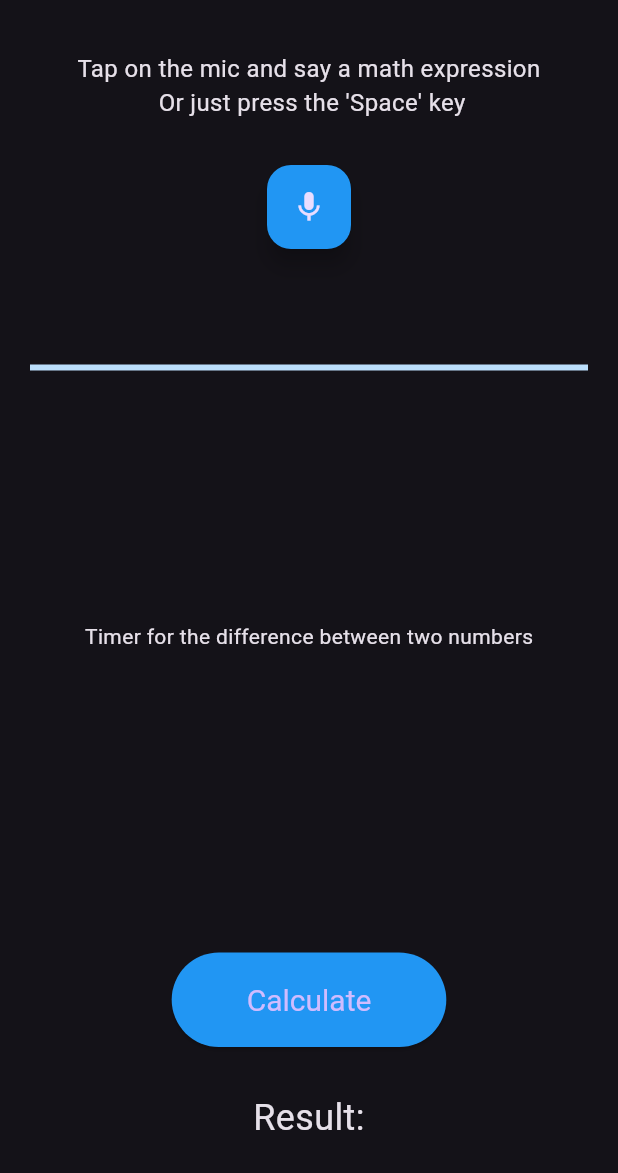
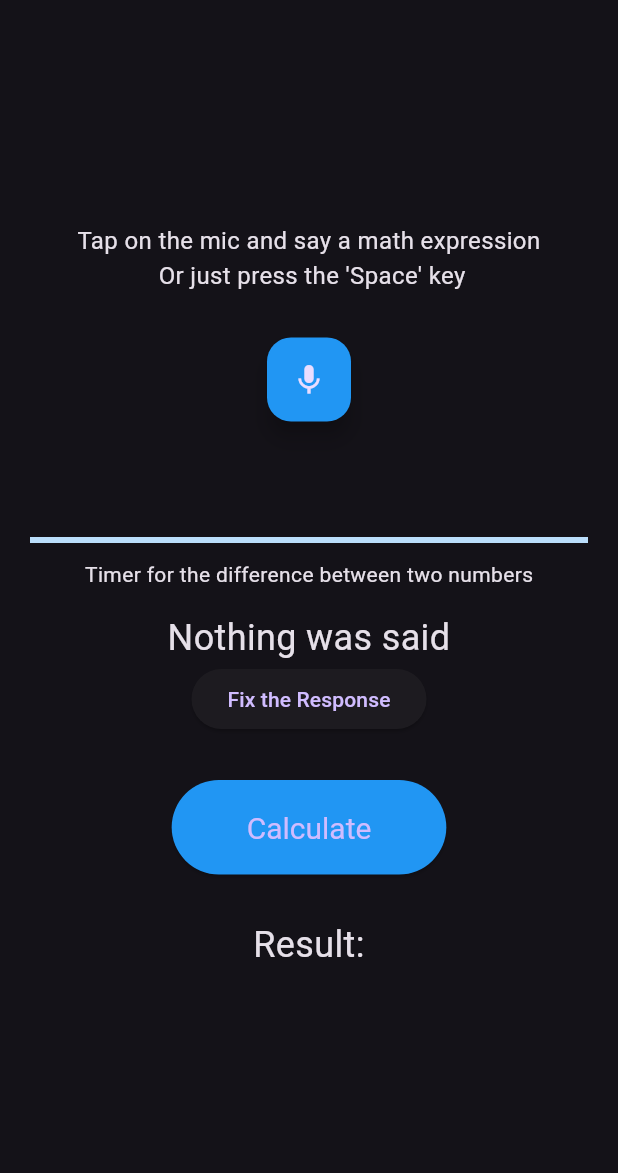
Before and after one commit to thebetar/IASRProject, a Flutter app: the screen it shows after launch, on a phone screen of 412 x 824 dp, the part 63-1236 px from its top. Run offline on Flutter 3.47's test engine with Material 3 defaults, Android fonts, the phone set to English and light mode, and no system bars; missing offline and left inert: dart:html.

Commit message:
chore: added API endpoint for receiving corrected text and the widget to correct the text

```diff
--- a/client/lib/main.dart
+++ b/client/lib/main.dart
@@ -1,5 +1,6 @@
 import 'package:flutter/material.dart';
 import 'package:flutter/services.dart';
+import 'package:voice_calculator_flutter/api/api_client.dart';
 import 'utils/speech_utils.dart';
 
 void main() {
@@ -35,6 +36,7 @@ class _MyHomePageState extends State<MyHomePage> with TickerProviderStateMixin {
   late final AnimationController _progressControllerRed;
   late final AnimationController _progressControllerPurple;
   late final SpeechUtils _speechUtils;
+  final TextEditingController _textEditingController = TextEditingController();
   String _countDownText = '';
   String _result = '';
   String _spokenText = '';
@@ -42,10 +44,17 @@ class _MyHomePageState extends State<MyHomePage> with TickerProviderStateMixin {
   bool _isMicHighlighted = false;
   bool _isCalculationInProgress = false;
   bool _isCalculateClicked = false;
+  bool _isVisible = false;
+  late ApiClient _apiClient;
+
 
   @override
   void initState() {
     super.initState();
+    _apiClient = ApiClient((result) {
+      // Handle the result here
+      print(result);
+    });
     _progressControllerBlue = AnimationController(
       duration: const Duration(seconds: 3),
       vsync: this,
@@ -81,6 +90,8 @@ class _MyHomePageState extends State<MyHomePage> with TickerProviderStateMixin {
       },
     );
   }
+
+
 
   @override
   void dispose() {
@@ -123,6 +134,7 @@ class _MyHomePageState extends State<MyHomePage> with TickerProviderStateMixin {
         body: Center(
           child: Padding(
             padding: const EdgeInsets.all(20.0),
+            child: SingleChildScrollView(
               child: Column(
                 mainAxisAlignment: MainAxisAlignment.center,
                 children: <Widget>[
@@ -156,7 +168,8 @@ class _MyHomePageState extends State<MyHomePage> with TickerProviderStateMixin {
                     textAlign: TextAlign.center,
                   ),
                   const SizedBox(height: 10),
-                Expanded(
+                  Container(
+                    height: 50,
                     child: Stack(
                       children: [
                         LinearProgressIndicator(
@@ -174,14 +187,50 @@ class _MyHomePageState extends State<MyHomePage> with TickerProviderStateMixin {
                     ),
                   ),
 
-                // if(_isCalculateClicked)
-                //   Text(
-                //   _spokenText.isEmpty
-                //       ? 'Nothing was said' //TODO: Need to implement after valida api response
-                //       : 'You said: $_spokenText',
-                //   style: const TextStyle(fontSize: 24),
-                //   textAlign: TextAlign.center,
-                // ),
+                  Column(children: [
+                    Text(
+                    _spokenText.isEmpty
+                        ? 'Nothing was said' //TODO: Need to implement after valida api response
+                        : 'You said: $_spokenText',
+                    style: const TextStyle(fontSize: 24),
+                    textAlign: TextAlign.center,
+                  ),
+                // Add a new button that toggles the visibility
+                ElevatedButton(
+                  onPressed: () {
+                    setState(() {
+                      _isVisible = !_isVisible;
+                    });
+                  },
+                  child: const Text('Fix the Response'),
+                ),
+                Visibility(
+                  visible: _isVisible,
+                  child: Column(
+                    children: <Widget>[
+                      TextField(
+                        controller: _textEditingController,
+                        decoration: const InputDecoration(
+                          labelText: 'Correct the spoken text',
+                        ),
+                        inputFormatters: [
+                          FilteringTextInputFormatter.allow(RegExp(r'[0-9\+\-\*\/\(\)\s]')),
+                          LengthLimitingTextInputFormatter(10),
+                        ],
+                      ),
+                      const SizedBox(height: 10),
+                      ElevatedButton(
+                        onPressed: () {
+                          String correctedText = _textEditingController.text;
+                          _apiClient.sendCorrectedTextToServer(correctedText);
+                        },
+                        child: const Text('Send Corrected Text'),
+                      ),
+                    ],
+                  ),
+                ),
+
+                  ],),
                   const SizedBox(height: 30),
                   ElevatedButton(
                     onPressed: () {
@@ -209,6 +258,7 @@ class _MyHomePageState extends State<MyHomePage> with TickerProviderStateMixin {
             ),
           ),
         ),
+      ),
     );
   }
 }
```
Also changed, not shown: client/lib/api/api_client.dart (+21 -0 lines), 1 other file. Lines whose indentation alone changed are shown as unchanged.
